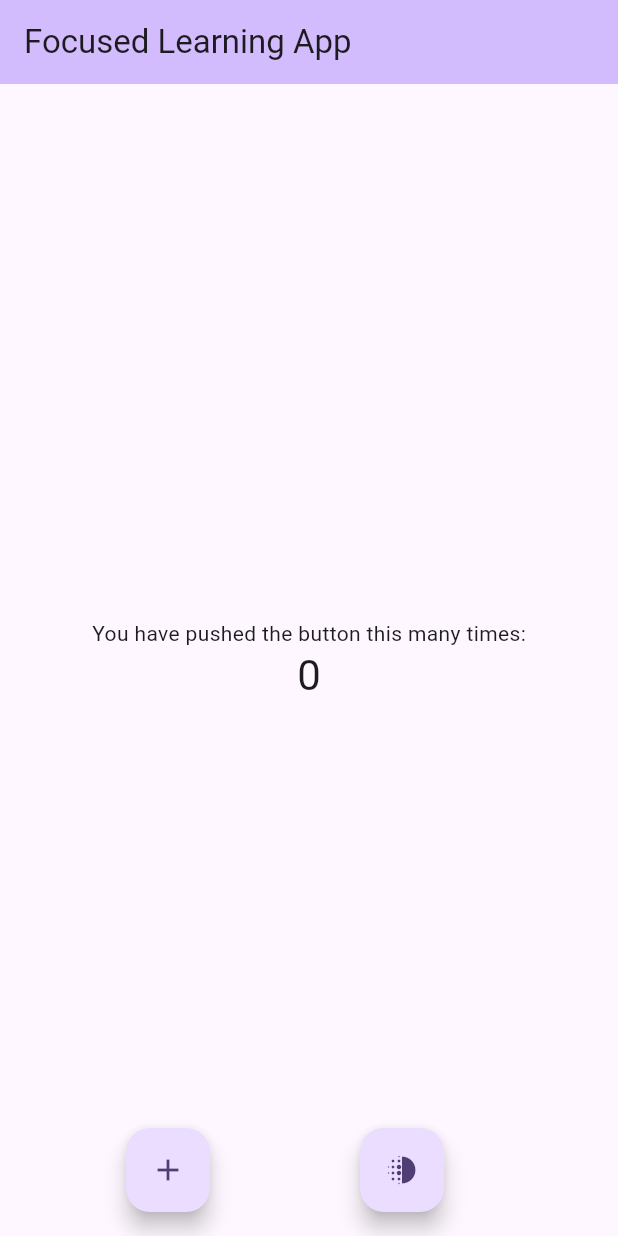
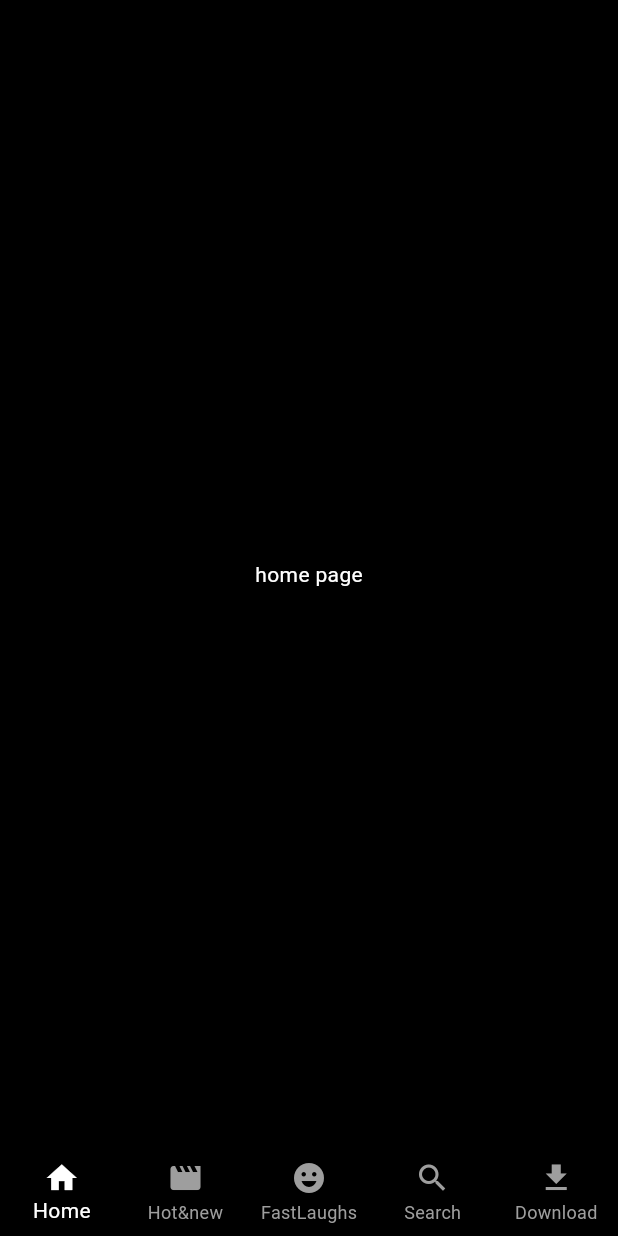
Before and after one commit to Irfadg/Netflix_clone, a Flutter app: the screen it shows after launch, on a phone screen of 412 x 824 dp. Run offline on Flutter 3.47's test engine with Material 2 defaults, Android fonts, the phone set to English and light mode, and no system bars.

Commit message:
Bottom nav bar with functionality is completed

```diff
--- /dev/null
+++ b/lib/core/colors.dart
@@ -0,0 +1,9 @@
+import 'package:flutter/material.dart';
+
+
+
+  //app background main black color
+ const backGroundColor = Colors.black;
+
+  const mainWhite = Colors.white;
+  const mainGrey = Colors.grey;
--- a/lib/counter/counter_event.dart
+++ /dev/null
@@ -1,14 +0,0 @@
-part of 'counter_bloc.dart';
-
-@freezed
-class CounterEvent with _$CounterEvent {
-  const factory CounterEvent.increment() = Increment;
-  const factory CounterEvent.decrement() = Decrement;
-}
-
-
-// @freezed
-// class CounterEventdummy with _$CounterEventdummy {
-//   const factory CounterEventdummy.increment() = counterEventdummy;
-//   const factory CounterEventdummy.decrement() = counterEventdummy;
-// }
--- a/lib/counter/counter_state.dart
+++ /dev/null
@@ -1,12 +0,0 @@
-part of 'counter_bloc.dart';
-
-@freezed
-class CounterState with _$CounterState {
-
-   const factory CounterState({
-    required int count,
-    required String id
-   })= _CounterState;
-
- factory CounterState.initial() =>const CounterState(count: 0, id: '1');
-}
--- a/lib/main.dart
+++ b/lib/main.dart
@@ -1,9 +1,7 @@
 import 'package:flutter/material.dart';
-import 'package:flutter_bloc/flutter_bloc.dart';
+import 'package:learning_app/core/colors.dart';
 
-
-import 'counter/counter_bloc.dart';
-
+import 'package:learning_app/presentation/main_screen/screens/main_Screen.dart';
 
 void main() {
   runApp(const MyApp());
@@ -15,74 +13,81 @@ class MyApp extends StatelessWidget {
   // This widget is the root of your application.
   @override
   Widget build(BuildContext context) {
-    return BlocProvider(
-      create: (context)=> CounterBloc(),
-      child: MaterialApp(
-        title: 'Focused Learning App',
-        theme: ThemeData(
+    return MaterialApp(
+      debugShowCheckedModeBanner: false,
+      title: 'Netflix clone',
+      theme: ThemeData(
+        scaffoldBackgroundColor: backGroundColor,
           colorScheme: ColorScheme.fromSeed(seedColor: Colors.deepPurple),
           useMaterial3: true,
-        ),
-        home: const MyHomePage(title: 'Focused Learning App'),
-      ),
+          textTheme: const TextTheme(
+            bodyLarge: TextStyle(color: mainWhite),
+            bodyMedium: TextStyle(color: mainWhite),
+            bodySmall: TextStyle(color: mainWhite),
+          )),
+      home:  MainScreen(),
     );
   }
 }
 
-class MyHomePage extends StatefulWidget {
-  const MyHomePage({super.key, required this.title});
-
-  final String title;
-
-  @override
-  State<MyHomePage> createState() => _MyHomePageState();
-}
-
-class _MyHomePageState extends State<MyHomePage> {
 
 
 
-  @override
-  Widget build(BuildContext context) {
-    print('thiss print is working');
-    return Scaffold(
-      appBar: AppBar(
-        backgroundColor: Theme.of(context).colorScheme.inversePrimary,
-        title: Text(widget.title),
-      ),
-      body: Center(
-        child: BlocBuilder<CounterBloc,CounterState>(
-          builder: (context,state) {
-            return Column(
-              mainAxisAlignment: MainAxisAlignment.center,
-              children: <Widget>[
-                const Text(
-                  'You have pushed the button this many times:',
-                ),
-                Text(
-                  "${BlocProvider.of<CounterBloc>(context).state.count}",
-                  style: Theme.of(context).textTheme.headlineMedium,
-                ),
-              ],
-            );
-          }
-        ),
-      ),
-      floatingActionButton: Row(
-        mainAxisAlignment: MainAxisAlignment.spaceEvenly,
-        children: [
-          FloatingActionButton(
-            onPressed:() => BlocProvider.of<CounterBloc>(context).add(const Increment()) ,
-            tooltip: 'Increment',
-            child: const Icon(Icons.add),
-          ),
-             FloatingActionButton(
-            onPressed:() => BlocProvider.of<CounterBloc>(context).add(const Decrement()) ,
-            tooltip: 'Increment',
-            child: const Icon(Icons.deblur),
-          ),
-        ],
-      ), // This trailing comma makes auto-formatting nicer for build methods.
-    );
-  }
-}
+//bloc example
+// class MyHomePage extends StatefulWidget {
+//   const MyHomePage({super.key, required this.title});
+
+//   final String title;
+
+//   @override
+//   State<MyHomePage> createState() => _MyHomePageState();
+// }
+
+// class _MyHomePageState extends State<MyHomePage> {
+
+
+
+//   @override
+//   Widget build(BuildContext context) {
+//     print('thiss print is working');
+//     return Scaffold(
+//       appBar: AppBar(
+//         backgroundColor: Theme.of(context).colorScheme.inversePrimary,
+//         title: Text(widget.title),
+//       ),
+//       body: Center(
+//         child: BlocBuilder<CounterBloc,CounterState>(
+//           builder: (context,state) {
+//             return Column(
+//               mainAxisAlignment: MainAxisAlignment.center,
+//               children: <Widget>[
+//                 const Text(
+//                   'You have pushed the button this many times:',
+//                 ),
+//                 Text(
+//                   "${BlocProvider.of<CounterBloc>(context).state.count}",
+//                   style: Theme.of(context).textTheme.headlineMedium,
+//                 ),
+//               ],
+//             );
+//           }
+//         ),
+//       ),
+//       floatingActionButton: Row(
+//         mainAxisAlignment: MainAxisAlignment.spaceEvenly,
+//         children: [
+//           FloatingActionButton(
+//             onPressed:() => BlocProvider.of<CounterBloc>(context).add(const Increment()) ,
+//             tooltip: 'Increment',
+//             child: const Icon(Icons.add),
+//           ),
+//              FloatingActionButton(
+//             onPressed:() => BlocProvider.of<CounterBloc>(context).add(const Decrement()) ,
+//             tooltip: 'Increment',
+//             child: const Icon(Icons.deblur),
+//           ),
+//         ],
+//       ), // This trailing comma makes auto-formatting nicer for build methods.
+//     );
+//   }
+// }
--- /dev/null
+++ b/lib/presentation/homepage/screens/homepage.dart
@@ -0,0 +1,13 @@
+import 'package:flutter/material.dart';
+
+class HomePage extends StatelessWidget {
+  const HomePage({super.key});
+
+  @override
+  Widget build(BuildContext context) {
+    return const Scaffold(
+      body: Center(child: Text("home page",
+     )),
+    );
+  }
+}
--- /dev/null
+++ b/lib/presentation/main_screen/screens/main_Screen.dart
@@ -0,0 +1,33 @@
+
+// ignore_for_file: must_be_immutable
+
+import 'package:flutter/material.dart';
+import 'package:learning_app/presentation/downloads/screens/downloads_screen.dart';
+import 'package:learning_app/presentation/fastLaughs/screens/fast_Laughs_screen.dart';
+import 'package:learning_app/presentation/homepage/screens/homepage.dart';
+import 'package:learning_app/presentation/hotAndNew/screens/hote_and_new_screen.dart';
+import 'package:learning_app/presentation/main_screen/widget/bottomNavigationBar.dart';
+import 'package:learning_app/presentation/search/screens/search_screen.dart';
+
+class MainScreen extends StatelessWidget {
+   MainScreen({super.key});
+
+ List pages =const [
+    HomePage(),
+    HoteAndNewMain(),
+    FastLaughsMain(),
+    SearchScreen(),
+    DowloadsMain()
+  ];
+
+  @override
+  Widget build(BuildContext context) {
+    return  Scaffold(
+
+      body: ValueListenableBuilder(valueListenable: indexChangeNotfyer, builder: (context, int index, _) {
+        return pages[index];
+      },),
+      bottomNavigationBar: BottomNavigationBarWidget( ),
+    );
+  }
+}
--- /dev/null
+++ b/lib/presentation/main_screen/widget/bottomNavigationBar.dart
@@ -0,0 +1,33 @@
+// ignore_for_file: prefer_const_constructors, prefer_const_literals_to_create_immutables
+
+import 'package:flutter/material.dart';
+import 'package:learning_app/core/colors.dart';
+
+
+ValueNotifier<int> indexChangeNotfyer = ValueNotifier(0);
+class BottomNavigationBarWidget extends StatelessWidget {
+  const BottomNavigationBarWidget({super.key});
+
+  @override
+  Widget build(BuildContext context) {
+return ValueListenableBuilder(valueListenable: indexChangeNotfyer, builder: (context,int newIndex, _) {
+    return BottomNavigationBar(
+    currentIndex: newIndex,
+    onTap: (index) {
+      indexChangeNotfyer.value = index;
+    },
+    elevation: 0,
+    type: BottomNavigationBarType.fixed,
+    backgroundColor: backGroundColor,
+    selectedItemColor: mainWhite,
+    unselectedItemColor: mainGrey,
+    items: [
+      BottomNavigationBarItem(icon: Icon(Icons.home),label: "Home"),
+      BottomNavigationBarItem(icon: Icon(Icons.movie),label: "Hot&new"),
+      BottomNavigationBarItem(icon: Icon(Icons.emoji_emotions),label: "FastLaughs"),
+      BottomNavigationBarItem(icon: Icon(Icons.search),label: "Search"),
+      BottomNavigationBarItem(icon: Icon(Icons.download),label: "Download")
+    ]);
+ },);
+  }
+}
```
Also changed, not shown: lib/common/values/stsyle/colors.dart (deleted, +0 -29 lines), lib/counter/counter_bloc.dart (deleted, +0 -20 lines), lib/presentation/downloads/screens/downloads_screen.dart (added, +14 -0 lines), lib/presentation/fastLaughs/screens/fast_Laughs_screen.dart (added, +14 -0 lines), lib/presentation/hotAndNew/screens/hote_and_new_screen.dart (added, +15 -0 lines), lib/presentation/search/screens/search_screen.dart (added, +15 -0 lines), lib/counter/counter_bloc.freezed.dart (deleted), 1 other file.
